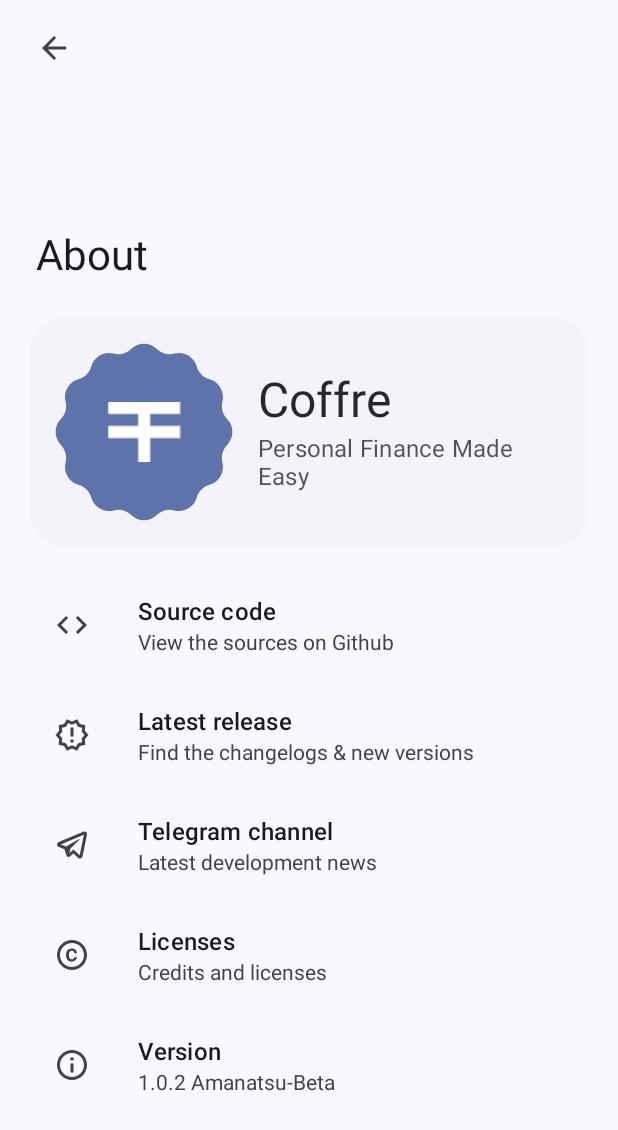
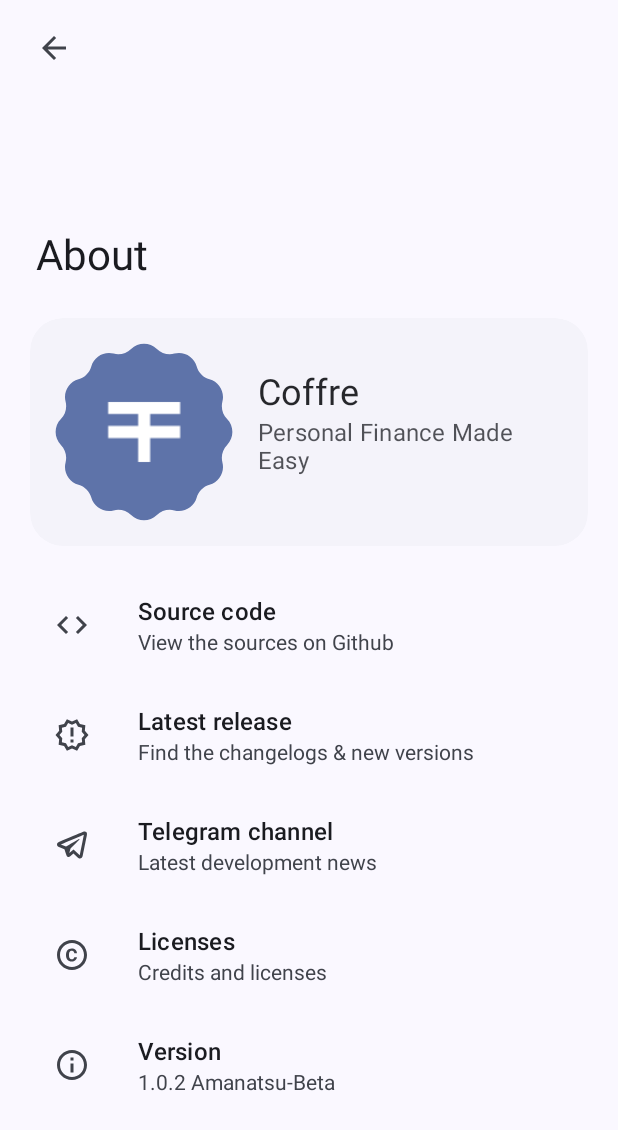
Before and after one commit to N3Shemmy3/Coffre, an Android app: the fragment AboutSettingsScreen placed in its activity, on a phone screen of 412 x 824 dp. Shown: the top 1130 px of the screen. Run offline under Robolectric (Android 15) with nearby library versions, the phone set to English and light mode, and no system bars; our stand-ins replace androidx.preference; libraries missing offline, so code that uses them is left out: com.robinhood.ticker; pictures from the network do not load; 8 statements that could not run were skipped.

Commit message:
fix:reduce font size as it clips for long titles

```diff
--- a/app/src/main/res/layout/screen_preference.xml
+++ b/app/src/main/res/layout/screen_preference.xml
@@ -120,7 +120,7 @@
                         android:layout_marginHorizontal="16dp"
                         android:layout_marginTop="16dp"
                         android:maxLines="1"
-                        android:textAppearance="?attr/textAppearanceHeadlineLarge"
+                        android:textAppearance="?attr/textAppearanceHeadlineSmall"
                         android:textColor="@color/list_item_tint"
                         app:layout_constraintEnd_toEndOf="parent"
                         app:layout_constraintStart_toEndOf="@id/headerIcon"
```
